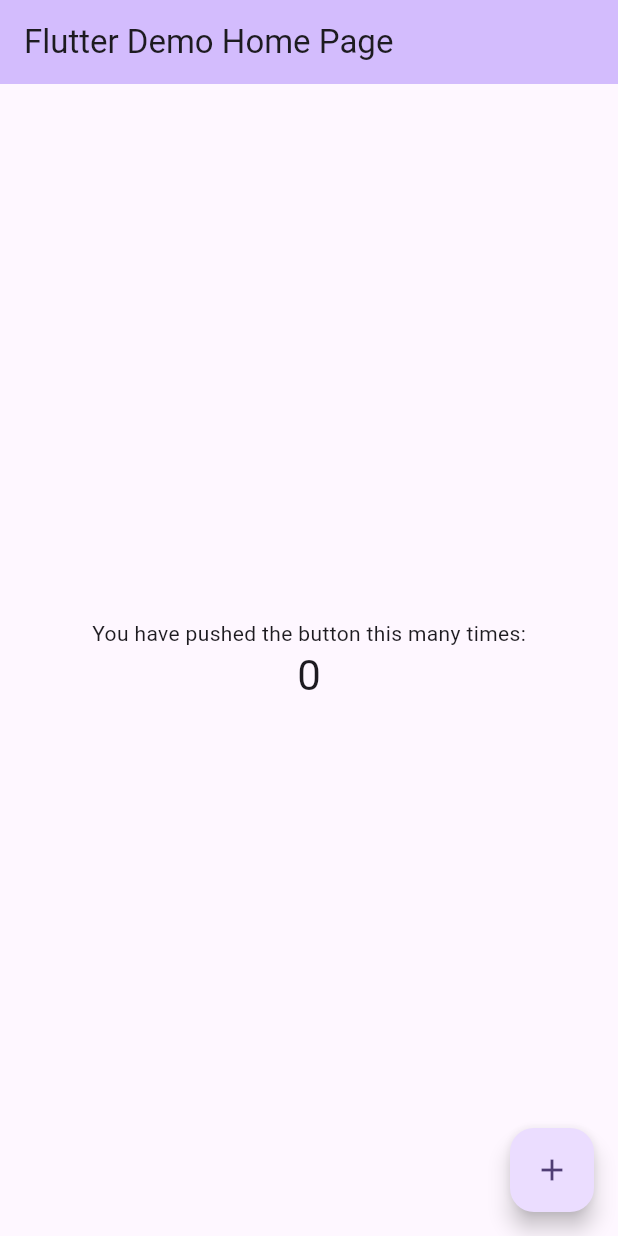
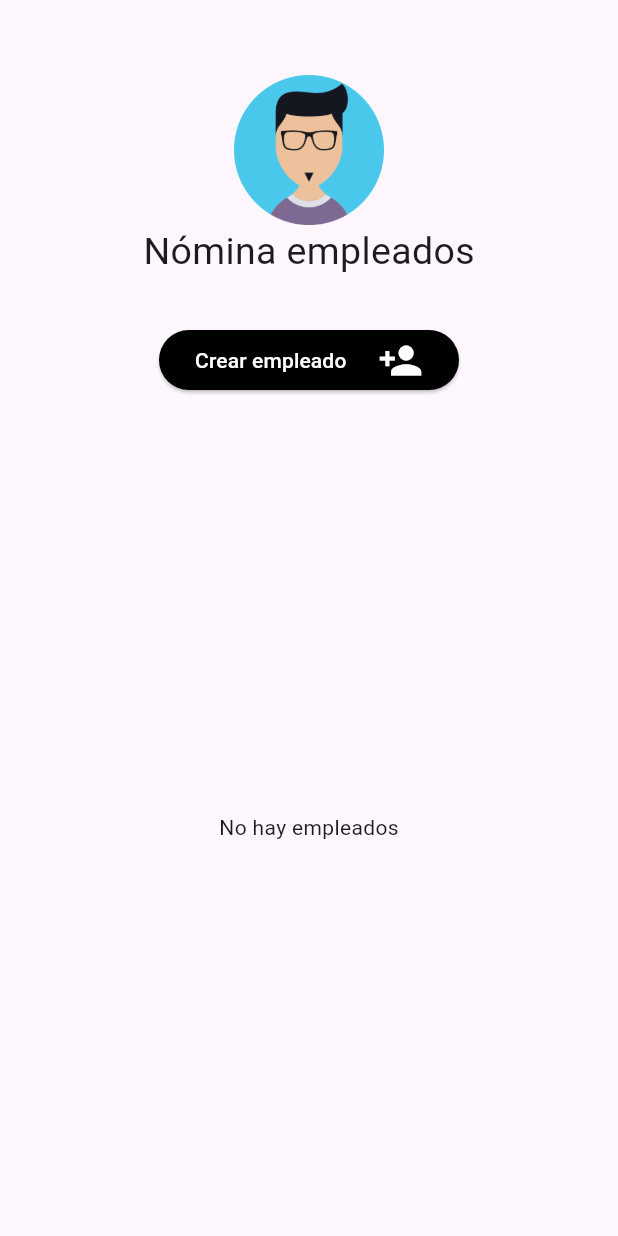
Before and after one commit to Francisco-Suntaxi07/app_interview, a Flutter app: the screen it shows after launch, on a phone screen of 412 x 824 dp. Run offline on Flutter 3.47's test engine with Material 3 defaults, Android fonts, the phone set to English and light mode, and no system bars; our stand-ins replace sqflite; accounts and stored records are empty.

Commit message:
app - prueba

```diff
--- a/app_interview/lib/main.dart
+++ b/app_interview/lib/main.dart
@@ -1,3 +1,4 @@
+import 'package:app_interview/presentation/home/home_page.dart';
 import 'package:flutter/material.dart';
 
 void main() {
@@ -7,119 +8,16 @@ void main() {
 class MyApp extends StatelessWidget {
   const MyApp({super.key});
 
-  // This widget is the root of your application.
   @override
   Widget build(BuildContext context) {
     return MaterialApp(
-      title: 'Flutter Demo',
+      title: 'APP interview',
       theme: ThemeData(
-        // This is the theme of your application.
-        //
-        // TRY THIS: Try running your application with "flutter run". You'll see
-        // the application has a purple toolbar. Then, without quitting the app,
-        // try changing the seedColor in the colorScheme below to Colors.green
-        // and then invoke "hot reload" (save your changes or press the "hot
-        // reload" button in a Flutter-supported IDE, or press "r" if you used
-        // the command line to start the app).
-        //
-        // Notice that the counter didn't reset back to zero; the application
-        // state is not lost during the reload. To reset the state, use hot
-        // restart instead.
-        //
-        // This works for code too, not just values: Most code changes can be
-        // tested with just a hot reload.
         colorScheme: ColorScheme.fromSeed(seedColor: Colors.deepPurple),
         useMaterial3: true,
       ),
-      home: const MyHomePage(title: 'Flutter Demo Home Page'),
+      debugShowCheckedModeBanner: false,
+      home: HomePage()
     );
   }
 }
-
-class MyHomePage extends StatefulWidget {
-  const MyHomePage({super.key, required this.title});
-
-  // This widget is the home page of your application. It is stateful, meaning
-  // that it has a State object (defined below) that contains fields that affect
-  // how it looks.
-
-  // This class is the configuration for the state. It holds the values (in this
-  // case the title) provided by the parent (in this case the App widget) and
-  // used by the build method of the State. Fields in a Widget subclass are
-  // always marked "final".
-
-  final String title;
-
-  @override
-  State<MyHomePage> createState() => _MyHomePageState();
-}
-
-class _MyHomePageState extends State<MyHomePage> {
-  int _counter = 0;
-
-  void _incrementCounter() {
-    setState(() {
-      // This call to setState tells the Flutter framework that something has
-      // changed in this State, which causes it to rerun the build method below
-      // so that the display can reflect the updated values. If we changed
-      // _counter without calling setState(), then the build method would not be
-      // called again, and so nothing would appear to happen.
-      _counter++;
-    });
-  }
-
-  @override
-  Widget build(BuildContext context) {
-    // This method is rerun every time setState is called, for instance as done
-    // by the _incrementCounter method above.
-    //
-    // The Flutter framework has been optimized to make rerunning build methods
-    // fast, so that you can just rebuild anything that needs updating rather
-    // than having to individually change instances of widgets.
-    return Scaffold(
-      appBar: AppBar(
-        // TRY THIS: Try changing the color here to a specific color (to
-        // Colors.amber, perhaps?) and trigger a hot reload to see the AppBar
-        // change color while the other colors stay the same.
-        backgroundColor: Theme.of(context).colorScheme.inversePrimary,
-        // Here we take the value from the MyHomePage object that was created by
-        // the App.build method, and use it to set our appbar title.
-        title: Text(widget.title),
-      ),
-      body: Center(
-        // Center is a layout widget. It takes a single child and positions it
-        // in the middle of the parent.
-        child: Column(
-          // Column is also a layout widget. It takes a list of children and
-          // arranges them vertically. By default, it sizes itself to fit its
-          // children horizontally, and tries to be as tall as its parent.
-          //
-          // Column has various properties to control how it sizes itself and
-          // how it positions its children. Here we use mainAxisAlignment to
-          // center the children vertically; the main axis here is the vertical
-          // axis because Columns are vertical (the cross axis would be
-          // horizontal).
-          //
-          // TRY THIS: Invoke "debug painting" (choose the "Toggle Debug Paint"
-          // action in the IDE, or press "p" in the console), to see the
-          // wireframe for each widget.
-          mainAxisAlignment: MainAxisAlignment.center,
-          children: <Widget>[
-            const Text(
-              'You have pushed the button this many times:',
-            ),
-            Text(
-              '$_counter',
-              style: Theme.of(context).textTheme.headlineMedium,
-            ),
-          ],
-        ),
-      ),
-      floatingActionButton: FloatingActionButton(
-        onPressed: _incrementCounter,
-        tooltip: 'Increment',
-        child: const Icon(Icons.add),
-      ), // This trailing comma makes auto-formatting nicer for build methods.
-    );
-  }
-}
--- /dev/null
+++ b/app_interview/lib/model/employee_model.dart
@@ -0,0 +1,43 @@
+class EmployeeModel {
+  final int? id;
+  final String nombre;
+  final String apellido;
+  final String cedula;
+  final String cargo;
+  final String area;
+  final String firma;
+
+  EmployeeModel({
+    this.id,
+    required this.nombre,
+    required this.apellido,
+    required this.cedula,
+    required this.cargo,
+    required this.area,
+    required this.firma,
+  });
+
+  Map<String, dynamic> toMap() {
+    return {
+      'id': id,
+      'nombre': nombre,
+      'apellido': apellido,
+      'cedula': cedula,
+      'cargo': cargo,
+      'area': area,
+      'firma': firma,
+    };
+  }
+
+  factory EmployeeModel.fromMap(Map<String, dynamic> map) {
+    return EmployeeModel(
+      id: map['id'],
+      nombre: map['nombre'],
+      apellido: map['apellido'],
+      cedula: map['cedula'],
+      cargo: map['cargo'],
+      area: map['area'],
+      firma: map['firma'],
+    );
+  }
+}
--- /dev/null
+++ b/app_interview/lib/presentation/home/home_view_model.dart
@@ -0,0 +1,33 @@
+import 'package:app_interview/model/employee_model.dart';
+import 'package:app_interview/service/database_helper.dart';
+import 'package:flutter/material.dart';
+import 'dart:developer' as dev;
+
+class HomeViewModel  extends ChangeNotifier {
+  final DatabaseHelper _dbHelper = DatabaseHelper();
+  List<EmployeeModel> _employees = [];
+
+  Future<void> fetchEmployees() async {
+    _employees = await _dbHelper.getAllEmployees();
+    notifyListeners();
+  }
+
+  Future<void> addEmployee(EmployeeModel employee) async {
+    await _dbHelper.insertEmployee(employee);
+    await fetchEmployees();
+  }
+
+  Future<void> updateEmployee(EmployeeModel employee) async {
+    await _dbHelper.updateEmployee(employee);
+    await fetchEmployees();
+  }
+
+  Future<void> deleteEmployee(int id) async {
+    await _dbHelper.deleteEmployee(id);
+    await fetchEmployees();
+  }
+
+
+  List<EmployeeModel> get employees => _employees;
+
+}
```
Also changed, not shown: app_interview/lib/presentation/home/home_page.dart (added, +352 -0 lines), app_interview/lib/service/database_helper.dart (added, +70 -0 lines), app_interview/pubspec.yaml (+5 -31 lines), app_interview/assets/user.png (added), app_interview/pubspec.lock.
